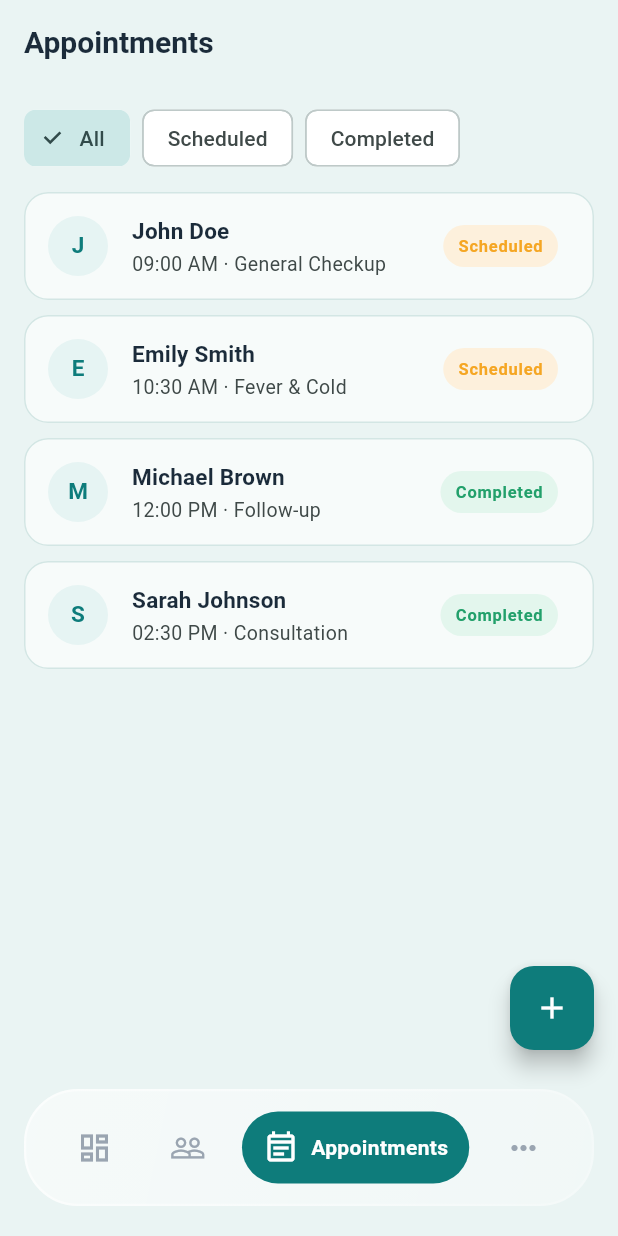
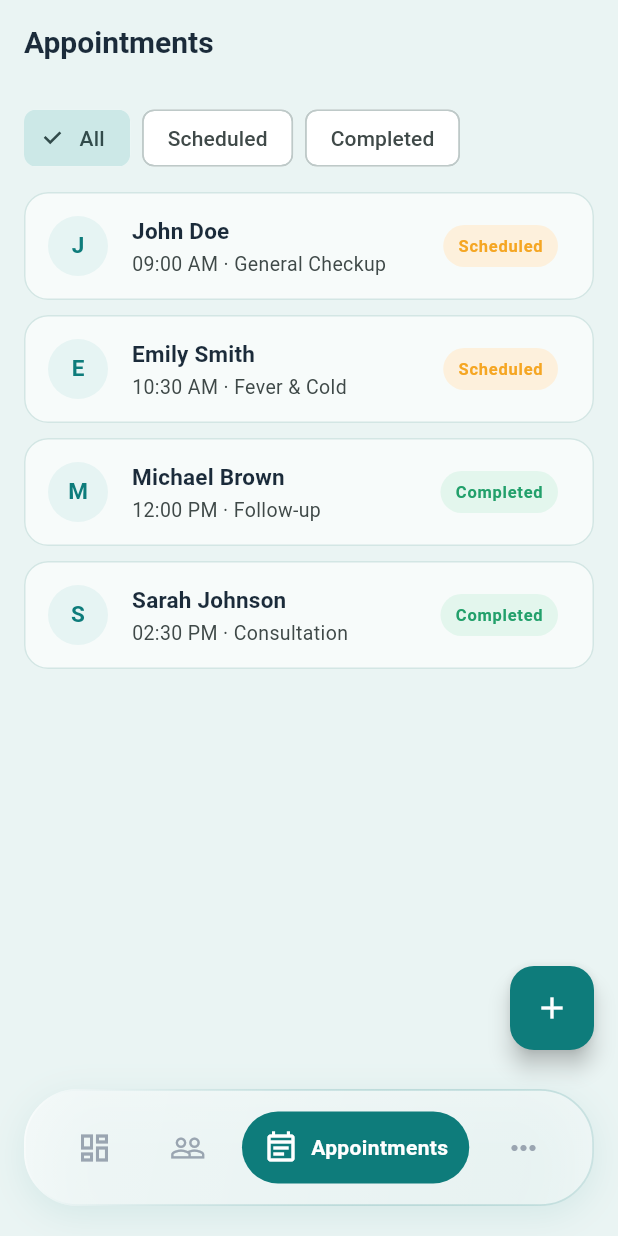
Before and after one commit to ishfak-akbar/clinitrack, a Flutter app: the AppointmentsScreen screen opened by its route, on a phone screen of 412 x 824 dp. Run offline on Flutter 3.47's test engine with Material 3 defaults, Android fonts, the phone set to English and light mode, and no system bars; drawn by our look-alikes of glassmorphism; our stand-ins replace shared_preferences; accounts and stored records are empty.

Commit message:
fix: make bottom nav glassmorphism theme-aware and soften light-mode tint/border for a more natural look

```diff
--- a/lib/widgets/app_bottom_nav.dart
+++ b/lib/widgets/app_bottom_nav.dart
@@ -27,24 +27,32 @@ class AppBottomNav extends StatelessWidget {
 
   Widget _pillItem(BuildContext context, {required IconData icon, required String label, required int index}) {
     final bool isSelected = index == currentIndex;
+    final isDark = Theme.of(context).brightness == Brightness.dark;
+    final accent = isDark ? AppColors.primaryTealAccent : AppColors.primaryTeal;
+    final unselectedColor = isDark ? AppColors.darkTextSecondary : AppColors.iconGray;
+
     return GestureDetector(
       onTap: () => _onDestinationTap(context, index),
       child: AnimatedContainer(
         duration: const Duration(milliseconds: 200),
         padding: const EdgeInsets.symmetric(horizontal: 14, vertical: 12),
         decoration: BoxDecoration(
-          color: isSelected ? AppColors.primaryTeal : Colors.transparent,
+          color: isSelected ? accent : Colors.transparent,
           borderRadius: BorderRadius.circular(34),
         ),
         child: Row(
           mainAxisSize: MainAxisSize.min,
           children: [
-            Icon(icon, size: 24, color: isSelected ? AppColors.cardWhite : AppColors.iconGray),
+            Icon(icon, size: 24, color: isSelected ? (isDark ? AppColors.darkBackground : AppColors.cardWhite) : unselectedColor),
             if (isSelected) ...[
               const SizedBox(width: 8),
               Text(
                 label,
-                style: const TextStyle(color: AppColors.cardWhite, fontSize: 14, fontWeight: FontWeight.w600),
+                style: TextStyle(
+                  color: isDark ? AppColors.darkBackground : AppColors.cardWhite,
+                  fontSize: 14,
+                  fontWeight: FontWeight.w600,
+                ),
               ),
             ],
           ],
@@ -55,19 +63,40 @@ class AppBottomNav extends StatelessWidget {
 
   @override
   Widget build(BuildContext context) {
-    return Padding(
+    final isDark = Theme.of(context).brightness == Brightness.dark;
+    final accent = isDark ? AppColors.primaryTealAccent : AppColors.primaryTeal;
+
+    return Material(
+      color: Colors.transparent,
+      child: Padding(
         padding: const EdgeInsets.fromLTRB(16, 0, 16, 20),
+        child: Container(
+          decoration: BoxDecoration(
+            borderRadius: BorderRadius.circular(36),
+            boxShadow: [
+              BoxShadow(
+                color: accent.withValues(alpha: isDark ? 0.30 : 0.10),
+                blurRadius: 20,
+                offset: const Offset(0, 6),
+              ),
+            ],
+          ),
           child: GlassmorphicContainer(
             width: double.infinity,
             height: 78,
             borderRadius: 36,
-        blur: 16,
+            blur: 18,
             alignment: Alignment.center,
-        border: 1.5,
+            border: 1.2,
             linearGradient: LinearGradient(
               begin: Alignment.topLeft,
               end: Alignment.bottomRight,
-          colors: [
+              colors: isDark
+                  ? [
+                AppColors.darkCard.withValues(alpha: 0.75),
+                AppColors.darkSurface.withValues(alpha: 0.55),
+              ]
+                  : [
                 AppColors.cardWhite.withValues(alpha: 0.55),
                 AppColors.cardWhite.withValues(alpha: 0.35),
               ],
@@ -75,9 +104,14 @@ class AppBottomNav extends StatelessWidget {
             borderGradient: LinearGradient(
               begin: Alignment.topLeft,
               end: Alignment.bottomRight,
-          colors: [
-            Colors.white.withValues(alpha: 0.6),
-            Colors.white.withValues(alpha: 0.2),
+              colors: isDark
+                  ? [
+                AppColors.primaryTealAccent.withValues(alpha: 0.55),
+                AppColors.darkBorder.withValues(alpha: 0.4),
+              ]
+                  : [
+                Colors.white.withValues(alpha: 0.7),
+                AppColors.primaryTeal.withValues(alpha: 0.15),
               ],
             ),
             child: Center(
@@ -96,6 +130,8 @@ class AppBottomNav extends StatelessWidget {
               ),
             ),
           ),
+        ),
+      ),
     );
   }
 }
```
Lines whose indentation alone changed are shown as unchanged.
